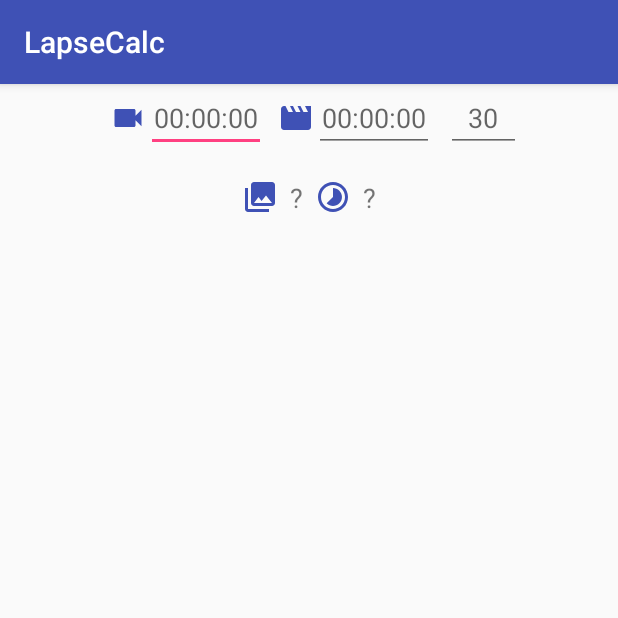
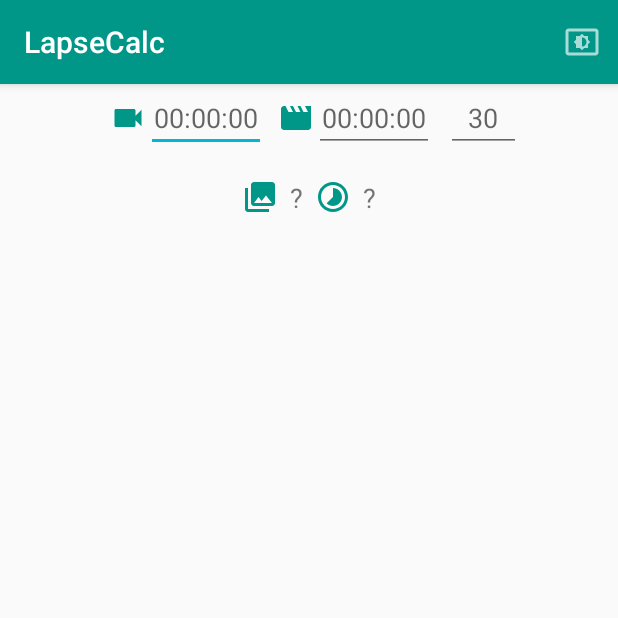
Before and after one commit to hre999/LapseCalc, an Android app: the screen it shows after launch (MainActivity), on a phone screen of 412 x 824 dp, the top half of it. Run offline under Robolectric (Android 15) with nearby library versions, the phone set to English and light mode, and no system bars.

Commit message:
* added light and dark theme * added menu button and pref to change between those

```diff
--- a/app/src/main/java/com/github/hre999/lapsecalc/MainActivity.java
+++ b/app/src/main/java/com/github/hre999/lapsecalc/MainActivity.java
@@ -1,12 +1,17 @@
 package com.github.hre999.lapsecalc;
 
 import android.content.Context;
+import android.content.SharedPreferences;
+import android.preference.PreferenceManager;
 import android.support.v4.view.PagerAdapter;
 import android.support.v4.view.ViewPager;
 import android.support.v7.app.AppCompatActivity;
 import android.os.Bundle;
 import android.view.KeyEvent;
 import android.view.LayoutInflater;
+import android.view.Menu;
+import android.view.MenuInflater;
+import android.view.MenuItem;
 import android.view.View;
 import android.view.ViewGroup;
 import android.widget.EditText;
@@ -208,6 +213,10 @@ public class MainActivity extends AppCompatActivity {
     // OnCreate
     @Override
     protected void onCreate(Bundle savedInstanceState) {
+        // Theme switch if needed
+        if(PreferenceManager.getDefaultSharedPreferences(this).getBoolean("dark", false)) setTheme(R.style.AppTheme_Dark);
+
+        // Load the activity
         super.onCreate(savedInstanceState);
         setContentView(R.layout.activity_main);
 
@@ -218,6 +227,44 @@ public class MainActivity extends AppCompatActivity {
         pager.setOffscreenPageLimit(3);
 
     }   // End of OnCreate
+
+    // Menu
+    @Override
+    public boolean onCreateOptionsMenu(Menu menu) {
+        MenuInflater inflater = getMenuInflater();
+        inflater.inflate(R.menu.themebutton, menu);
+
+        return super.onCreateOptionsMenu(menu);
+    }
+
+    @Override
+    public boolean onOptionsItemSelected(MenuItem item) {
+
+        /* We only have one button atm so just ditch the switch
+        switch (item.getItemId()) {
+            case R.id.action_theme:
+                break;
+        }
+        */
+
+        // Update the preferences and reload
+        SharedPreferences prefs = PreferenceManager.getDefaultSharedPreferences(this);
+        SharedPreferences.Editor edit = prefs.edit();
+        if (prefs.getBoolean("dark", false)) {
+            edit.putBoolean("dark", false);
+        }
+        else {
+            edit.putBoolean("dark", true);
+        }
+        edit.apply();
+        this.recreate();
+        //finish();
+        //startActivity(getIntent());
+
+        //return super.onOptionsItemSelected(item);
+        return true;
+    }
+    // End of Menu
 
     // Functions for converting between 00:00:00 and seconds
     private int timestrToSec(String time) {
--- /dev/null
+++ b/app/src/main/res/drawable/ic_settings_brightness_black_24dp.xml
@@ -0,0 +1,9 @@
+<vector xmlns:android="http://schemas.android.com/apk/res/android"
+        android:width="24dp"
+        android:height="24dp"
+        android:viewportWidth="24.0"
+        android:viewportHeight="24.0">
+    <path
+        android:fillColor="#AAFFFFFF"
+        android:pathData="M21,3L3,3c-1.1,0 -2,0.9 -2,2v14c0,1.1 0.9,2 2,2h18c1.1,0 2,-0.9 2,-2L23,5c0,-1.1 -0.9,-2 -2,-2zM21,19.01L3,19.01L3,4.99h18v14.02zM8,16h2.5l1.5,1.5 1.5,-1.5L16,16v-2.5l1.5,-1.5 -1.5,-1.5L16,8h-2.5L12,6.5 10.5,8L8,8v2.5L6.5,12 8,13.5L8,16zM12,9c1.66,0 3,1.34 3,3s-1.34,3 -3,3L12,9z"/>
+</vector>
--- /dev/null
+++ b/app/src/main/res/menu/themebutton.xml
@@ -0,0 +1,9 @@
+<?xml version="1.0" encoding="utf-8"?>
+<menu xmlns:app="http://schemas.android.com/apk/res-auto"
+    xmlns:android="http://schemas.android.com/apk/res/android">
+    <item
+        android:id="@+id/action_theme"
+        android:icon="@drawable/ic_settings_brightness_black_24dp"
+        android:title="Switch Theme"
+        app:showAsAction="ifRoom" />
+</menu>
--- a/app/src/main/res/values/colors.xml
+++ b/app/src/main/res/values/colors.xml
@@ -1,6 +1,11 @@
 <?xml version="1.0" encoding="utf-8"?>
 <resources>
-    <color name="colorPrimary">#3F51B5</color>
-    <color name="colorPrimaryDark">#303F9F</color>
-    <color name="colorAccent">#FF4081</color>
+    <color name="colorPrimary">#009688</color>
+    <color name="colorPrimaryDark">#00796b</color>
+    <color name="colorAccent">#00b8d4</color>
+
+    <color name="colorPrimaryInverse">#00695C</color>
+    <color name="colorPrimaryDarkInverse">#004D40</color>
+    <color name="colorAccentInverse">#00b8d4</color>
+
 </resources>
--- a/app/src/main/res/values/styles.xml
+++ b/app/src/main/res/values/styles.xml
@@ -1,11 +1,19 @@
 <resources>
 
-    <!-- Base application theme. -->
     <style name="AppTheme" parent="Theme.AppCompat.Light.DarkActionBar">
-        <!-- Customize your theme here. -->
         <item name="colorPrimary">@color/colorPrimary</item>
         <item name="colorPrimaryDark">@color/colorPrimaryDark</item>
         <item name="colorAccent">@color/colorAccent</item>
+        <item name="android:windowEnterAnimation">@android:anim/fade_in</item>
+        <item name="android:windowExitAnimation">@android:anim/fade_out</item>
+    </style>
+
+    <style name="AppTheme.Dark" parent="Theme.AppCompat">
+        <item name="colorPrimary">@color/colorPrimaryInverse</item>
+        <item name="colorPrimaryDark">@color/colorPrimaryDarkInverse</item>
+        <item name="colorAccent">@color/colorAccentInverse</item>
+        <item name="android:windowEnterAnimation">@android:anim/fade_in</item>
+        <item name="android:windowExitAnimation">@android:anim/fade_out</item>
     </style>
 
 </resources>
```
